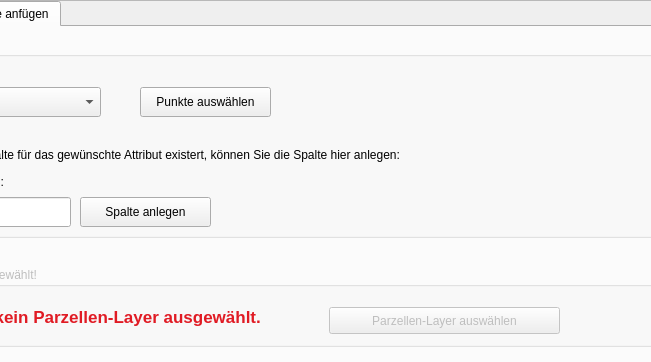
FARMWISSEN/OFE-Filter, file ofr_filter_dialog_base.ui: the form before one commit; both pictures show x 163 to 814 and y 0 to 362 of the 1035 by 1053 pixel window.
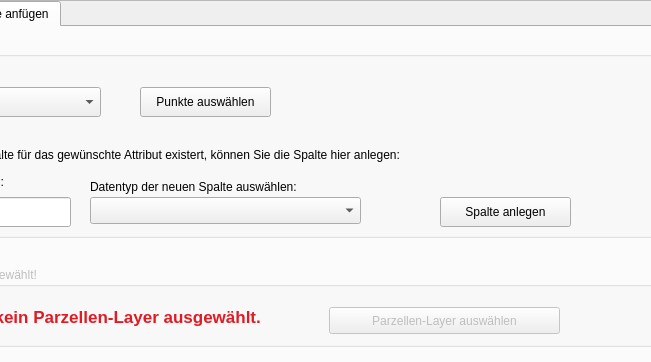
The form after the commit. Custom widgets are drawn as their Qt base class.

Diff of the .ui file:
```diff
--- a/ofr_filter_dialog_base.ui
+++ b/ofr_filter_dialog_base.ui
@@ -1296,7 +1296,7 @@
          <widget class="QPushButton" name="pushButton_Attribut_anlegen">
           <property name="geometry">
            <rect>
-            <x>230</x>
+            <x>590</x>
             <y>160</y>
             <width>131</width>
             <height>30</height>
@@ -1306,6 +1306,29 @@
            <string>Spalte anlegen</string>
           </property>
          </widget>
+         <widget class="QComboBox" name="comboBoxDatentyp">
+          <property name="geometry">
+           <rect>
+            <x>240</x>
+            <y>160</y>
+            <width>271</width>
+            <height>27</height>
+           </rect>
+          </property>
+         </widget>
+         <widget class="QLabel" name="label_16">
+          <property name="geometry">
+           <rect>
+            <x>240</x>
+            <y>140</y>
+            <width>271</width>
+            <height>19</height>
+           </rect>
+          </property>
+          <property name="text">
+           <string>Datentyp der neuen Spalte auswählen:</string>
+          </property>
+         </widget>
         </widget>
         <widget class="QGroupBox" name="groupBox_fehlendeParzelle">
          <property name="enabled">
```
